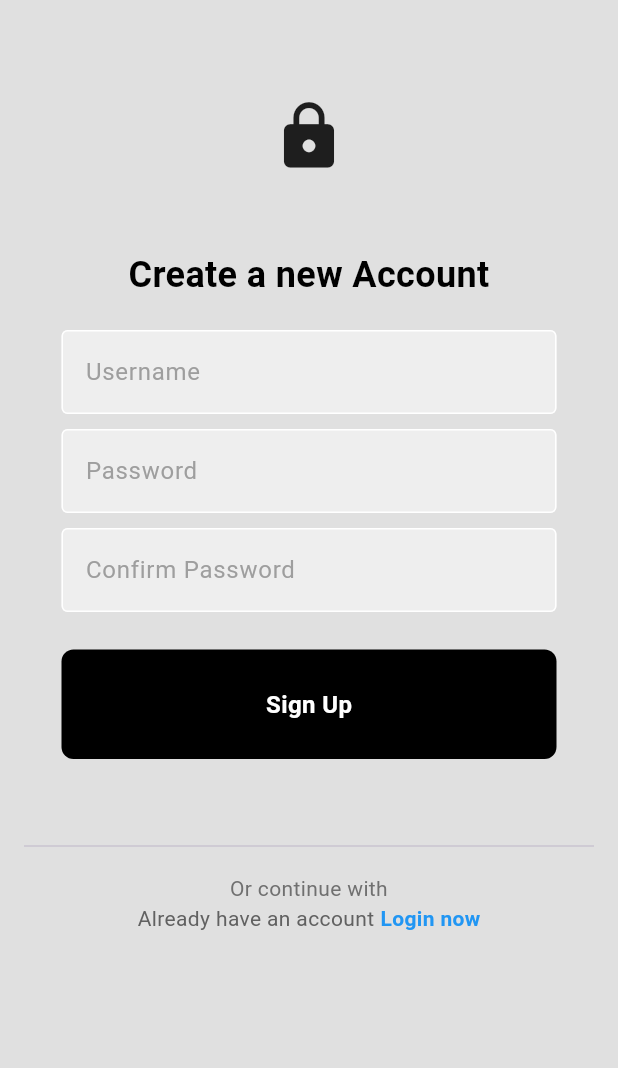
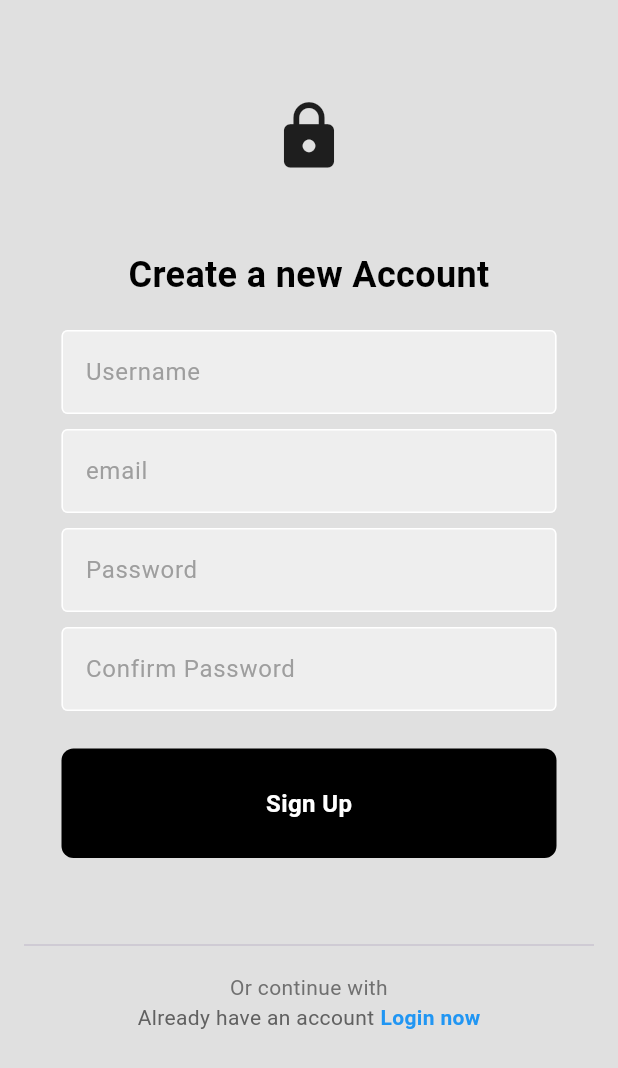
Before and after one commit to dedsec995/wisesplit, a Flutter app: the screen it shows after launch, after a tap on "Register now", after a tap on "Sign Up", on a phone screen of 412 x 824 dp. Shown: the top 1068 px of the screen. Run offline on Flutter 3.47's test engine with Material 3 defaults, Android fonts, the phone set to English and light mode, and no system bars; our stand-ins replace cloud_firestore, firebase_auth, firebase_core; accounts and stored records are empty; network calls fail.

```diff
--- a/lib/screens/login_screen.dart
+++ b/lib/screens/login_screen.dart
@@ -1,4 +1,3 @@
-import 'package:firebase_auth/firebase_auth.dart';
 import 'package:flutter/material.dart';
 import 'package:wisesplit/model/user.dart';
 import 'package:wisesplit/utils/show_snack_bar.dart';
@@ -35,7 +34,7 @@ class _LoginPageState extends State<LoginPage> {
         });
     UserModel? user = await AuthService().signInUser(_emailController.text.trim(), _passwordController.text.trim());
     if(user != null){
-      showSnackBar(context, 'Welcome ${user.email}');
+      showSnackBar(context, 'Welcome ${user.displayName}');
     }
     Navigator.pop(context);
   }
--- a/lib/screens/register_screen.dart
+++ b/lib/screens/register_screen.dart
@@ -4,7 +4,6 @@ import 'package:wisesplit/services/auth_service.dart';
 import 'package:wisesplit/utils/show_snack_bar.dart';
 import '../widgets/my_button.dart';
 import '../widgets/my_textfield.dart';
-import '../widgets/square_tile.dart';
 
 class RegisterPage extends StatefulWidget {
   final Function()? onTap;
@@ -16,9 +15,9 @@ class RegisterPage extends StatefulWidget {
 }
 
 class _RegisterPageState extends State<RegisterPage> {
+  final TextEditingController _usernameController = TextEditingController();
   final TextEditingController _emailController = TextEditingController();
-  final TextEditingController _confirmPasswordController =
-      TextEditingController();
+  final TextEditingController _confirmPasswordController =TextEditingController();
   final TextEditingController _passwordController = TextEditingController();
 
   void showmessage(String errorMessage) {
@@ -40,10 +39,10 @@ class _RegisterPageState extends State<RegisterPage> {
         builder: (context) {
           return Center(child: CircularProgressIndicator());
         });
-    UserModel? user = await AuthService().signUpUser(
+    UserModel? user = await AuthService().signUpUser(_usernameController.text.trim(),
         _emailController.text.trim(), _passwordController.text.trim());
     if (user != null) {
-      showSnackBar(context, 'Welcome ${user.email}');
+      showSnackBar(context, 'Welcome ${user.displayName}');
     }
     Navigator.pop(context);
   }
@@ -71,8 +70,14 @@ class _RegisterPageState extends State<RegisterPage> {
               ),
               const SizedBox(height: 20),
               MyTextField(
+                controller: _usernameController,
+                hintText: 'Username',
+                obscureText: false,
+              ),
+              const SizedBox(height: 10),
+              MyTextField(
                 controller: _emailController,
-                hintText: 'Username',
+                hintText: 'email',
                 obscureText: false,
               ),
               const SizedBox(height: 10),
--- a/lib/services/auth_service.dart
+++ b/lib/services/auth_service.dart
@@ -1,10 +1,10 @@
 import 'package:firebase_auth/firebase_auth.dart';
-import 'package:flutter/material.dart';
 import 'package:wisesplit/model/user.dart';
+import 'package:cloud_firestore/cloud_firestore.dart';
 
 class AuthService {
   final FirebaseAuth _firebaseAuth = FirebaseAuth.instance;
-
+  final FirebaseFirestore _firestore = FirebaseFirestore.instance;
   // Sign In
   Future<UserModel?> signInUser(String email, String password) async {
     try {
@@ -17,8 +17,8 @@ class AuthService {
       if (fireUser != null) {
         return UserModel(
           id: fireUser.uid,
-          email: fireUser.email ?? '',
-          displayName: fireUser.displayName ?? '',
+          email: fireUser.email,
+          displayName: fireUser.displayName ?? "",
         );
       }
     } on FirebaseAuthException catch (e) {
@@ -30,15 +30,23 @@ class AuthService {
   }
 
   // Sign Up
-  Future<UserModel?> signUpUser(String email, String password) async {
+  Future<UserModel?> signUpUser(
+      String username, String email, String password) async {
     try {
-      final UserCredential userCredential = await _firebaseAuth.createUserWithEmailAndPassword(email: email, password: password);
+      final UserCredential userCredential = await _firebaseAuth
+          .createUserWithEmailAndPassword(email: email, password: password);
       final User? fireUser = userCredential.user;
       if (fireUser != null) {
+        // Add Data to Database
+        _firestore.collection('users').add({
+          'id': fireUser.uid,
+          'email': fireUser.email,
+          'displayName': username,
+        });
         return UserModel(
           id: fireUser.uid,
-          email: fireUser.email ?? '',
-          displayName: fireUser.displayName ?? '',
+          email: fireUser.email,
+          displayName: username,
         );
       }
     } on FirebaseAuthException catch (e) {
@@ -47,6 +55,7 @@ class AuthService {
     return null;
   }
 
+  // SignOut
   Future<void> signOut() async {
     _firebaseAuth.signOut();
   }
```
